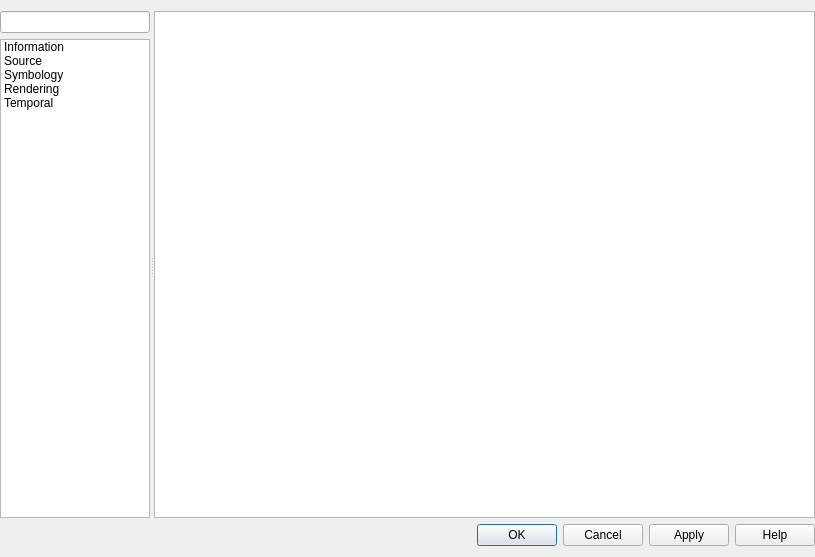
qgis/QGIS, file src/ui/mesh/qgsmeshlayerpropertiesbase.ui: the form before one commit.
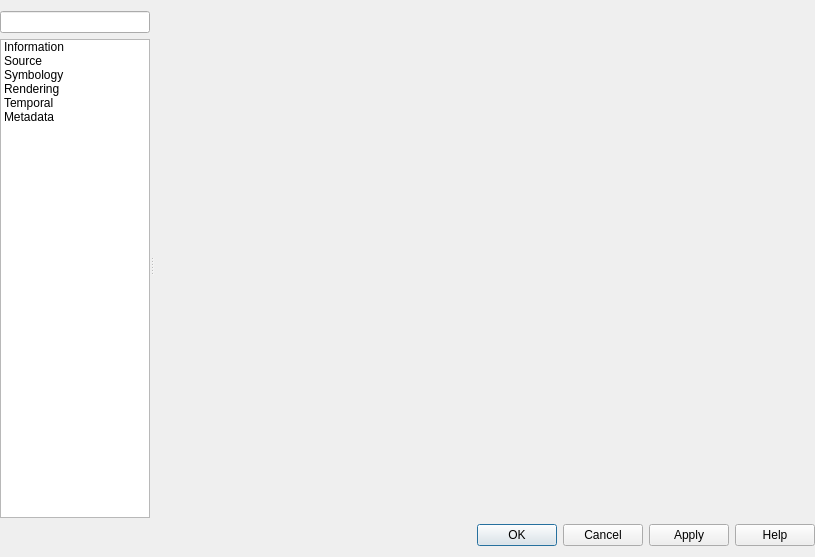
The form after the commit. The open tabs and pages were chosen to show the change. Icons and pictures are not drawn. Custom widgets are drawn as their Qt base class.

Commit message:
Correctly expose metadata tab for mesh layers
Just like all other map layer types, meshes CAN have metadata set,
so expose this via a metadata tab in their layer properties window
just like any other layer type.

```diff
--- a/src/ui/mesh/qgsmeshlayerpropertiesbase.ui
+++ b/src/ui/mesh/qgsmeshlayerpropertiesbase.ui
@@ -149,6 +149,18 @@
             <normaloff>:/images/themes/default/propertyicons/temporal.svg</normaloff>:/images/themes/default/propertyicons/temporal.svg</iconset>
           </property>
          </item>
+         <item>
+          <property name="text">
+           <string>Metadata</string>
+          </property>
+          <property name="toolTip">
+           <string>Metadata</string>
+          </property>
+          <property name="icon">
+           <iconset resource="../../../images/images.qrc">
+            <normaloff>:/images/themes/default/propertyicons/editmetadata.svg</normaloff>:/images/themes/default/propertyicons/editmetadata.svg</iconset>
+          </property>
+         </item>
         </widget>
        </item>
       </layout>
@@ -748,6 +760,32 @@
            </item>
           </layout>
          </widget>
+         <widget class="QWidget" name="mOptsPage_Metadata">
+          <layout class="QVBoxLayout" name="verticalLayout_8">
+           <property name="leftMargin">
+            <number>0</number>
+           </property>
+           <property name="topMargin">
+            <number>0</number>
+           </property>
+           <property name="rightMargin">
+            <number>0</number>
+           </property>
+           <property name="bottomMargin">
+            <number>0</number>
+           </property>
+           <item>
+            <widget class="QFrame" name="metadataFrame">
+             <property name="frameShape">
+              <enum>QFrame::NoFrame</enum>
+             </property>
+             <property name="frameShadow">
+              <enum>QFrame::Raised</enum>
+             </property>
+            </widget>
+           </item>
+          </layout>
+         </widget>
         </widget>
        </item>
       </layout>
```
Left out of the diff: 17 changed lines with no effect on the pictures. The commit also changes 3 other files.
